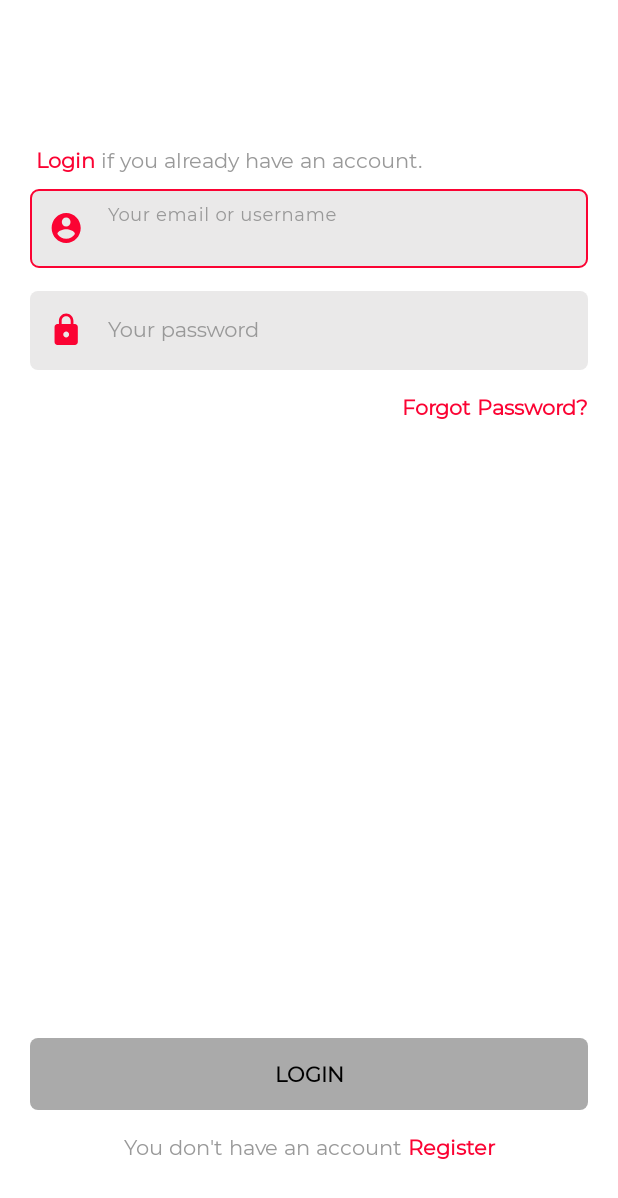
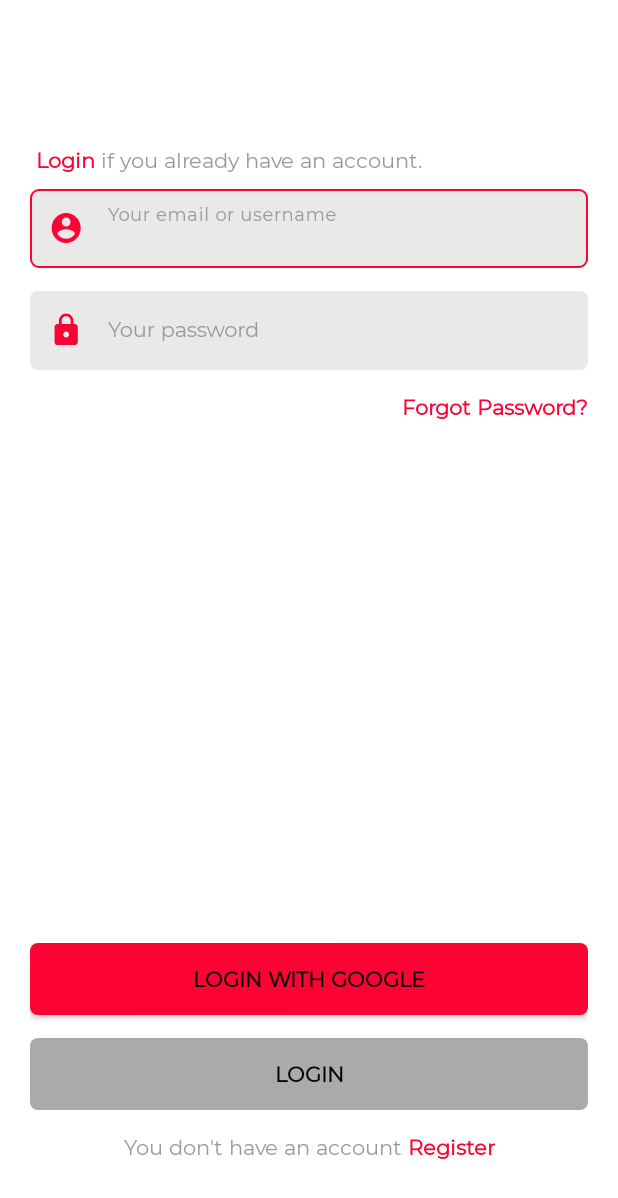
Before and after one commit to Tiger-Catori/Individual-Project, an Android app: the screen it shows after launch (LoginActivity), after a tap on "LOGIN", on a phone screen of 412 x 824 dp. Shown: the top 1198 px of the screen. Run offline under Robolectric (Android 15) with nearby library versions, the phone set to English and light mode, and no system bars; our stand-ins replace Firebase (no records; nobody signed in at launch, a user with empty details on screens opened directly), RxJava; libraries missing offline, so code that uses them is left out: com.jakewharton.rxbinding2; 6 statements that could not run were skipped.

Commit message:
Trying to get google sign in to work

```diff
--- a/app/src/main/res/layout/activity_login.xml
+++ b/app/src/main/res/layout/activity_login.xml
@@ -87,6 +87,17 @@
         app:layout_constraintTop_toBottomOf='@+id/til_password' />
 
     <androidx.appcompat.widget.AppCompatButton
+        android:id="@+id/btn_login_google"
+        style="@style/ButtonRed"
+        android:layout_width="match_parent"
+        android:layout_height="wrap_content"
+        android:layout_marginBottom="15dp"
+        android:text="@string/login_with_google"
+        app:layout_constraintBottom_toTopOf="@id/btn_login"
+        app:layout_constraintEnd_toEndOf="parent"
+        app:layout_constraintStart_toStartOf="parent" />
+
+    <androidx.appcompat.widget.AppCompatButton
         android:id="@+id/btn_login"
         android:layout_width="match_parent"
         android:layout_height="wrap_content"
@@ -112,3 +123,11 @@
         app:layout_constraintStart_toStartOf="parent" />
 
 </androidx.constraintlayout.widget.ConstraintLayout>
+
+    <!--
+        app:icon="@drawable/google_logo"
+        app:iconGravity="textTop"
+        app:iconPadding="4dp"
+        app:iconSize="8dp"
+        app:iconTint="@color/black"
+     -->
--- a/app/src/main/res/values/strings.xml
+++ b/app/src/main/res/values/strings.xml
@@ -9,6 +9,7 @@
     <string name="illustration_img">Image is of purple a bitcoin logo.</string>
     <string name="btn_register">Register</string>
     <string name="btn_login">Login</string>
+    <string name="login_with_google">Login with Google</string>
 
     <!-- Strings for the login page -->
     <string name="login_title">Login to app</string>
@@ -55,4 +56,8 @@
         Back to <font color='#FB0333'><b>Login</b></font>
     </string>
 
+    <string name="webclient_id">
+        758072190390-pgupqvrnks2cv1kkcid9n15p2k3mseu2.apps.googleusercontent.com
+    </string>
+
 </resources>
--- a/build.gradle
+++ b/build.gradle
@@ -17,3 +17,7 @@ buildscript {
 
     }
 }
+
+task clean(type: Delete) {
+    delete rootProject.buildDir
+}
```
Also changed, not shown: app/build.gradle (+7 -0 lines), app/src/main/java/com/example/cryptoexchangeapp/HomeActivity.kt (+18 -0 lines), app/src/main/java/com/example/cryptoexchangeapp/LoginActivity.kt (+84 -1 lines), app/src/main/res/drawable/google_logo.png (added).
